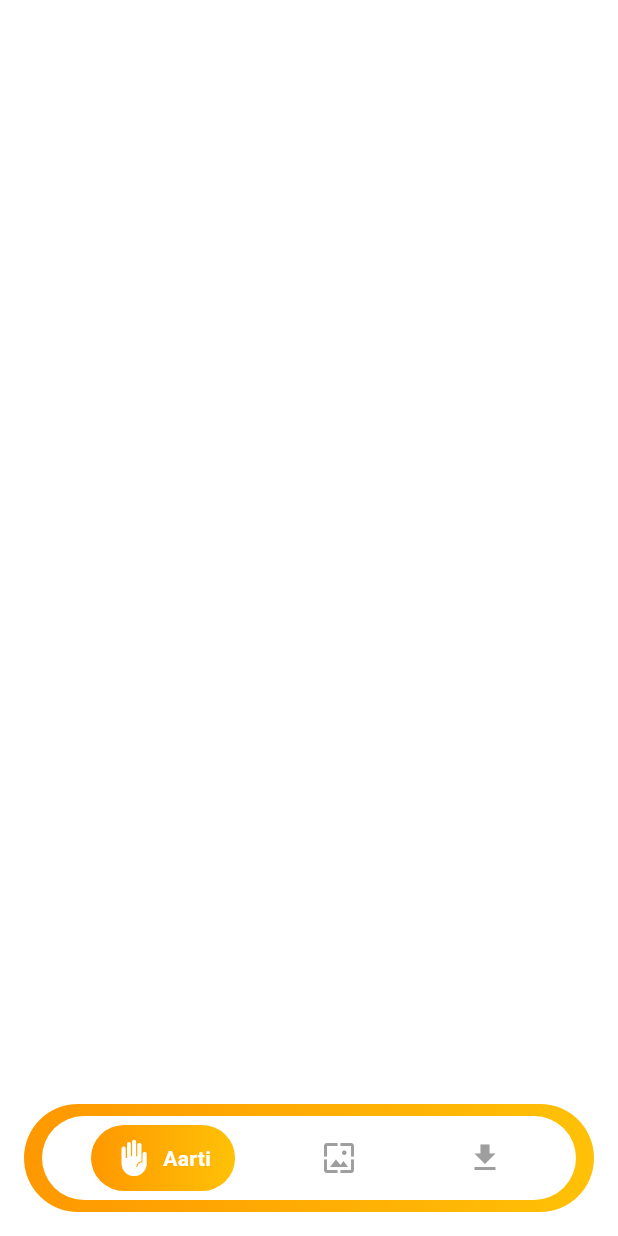
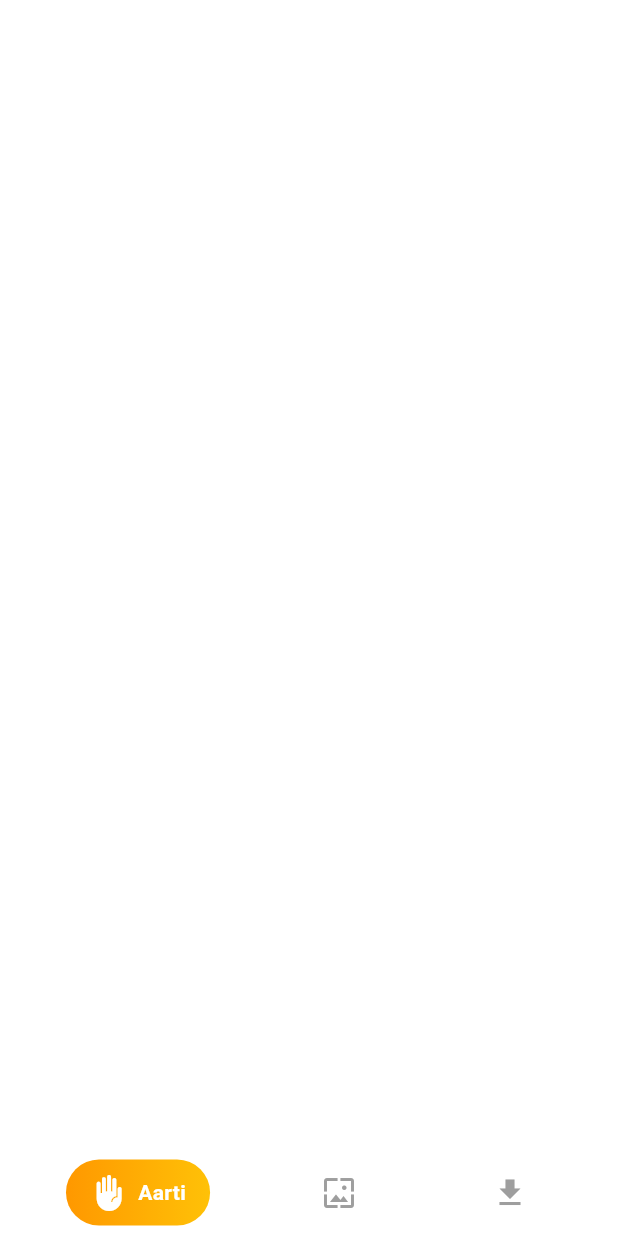
Before and after one commit to VCodes0/God-App, a Flutter app: the CustomBottomBar screen opened directly, on a phone screen of 412 x 824 dp. Run offline on Flutter 3.47's test engine with Material 3 defaults, Android fonts, the phone set to English and light mode, and no system bars; our stand-ins replace get.

Commit message:
CustomBottomBar

```diff
--- a/lib/view/home_screen.dart
+++ b/lib/view/home_screen.dart
@@ -1,3 +1,4 @@
+import 'package:aarati_app/widgets/custom_bottom_bar.dart';
 import 'package:flutter/material.dart';
 
 class HomeScreen extends StatelessWidget {
@@ -5,6 +6,9 @@ class HomeScreen extends StatelessWidget {
 
   @override
   Widget build(BuildContext context) {
-    return Scaffold();
+    return Scaffold(
+      floatingActionButtonLocation: FloatingActionButtonLocation.centerFloat,
+      floatingActionButton: CustomBottomBar(),
+    );
   }
 }
--- a/lib/widgets/custom_bottom_bar.dart
+++ b/lib/widgets/custom_bottom_bar.dart
@@ -24,23 +24,10 @@ class _CustomBottomBarState extends State<CustomBottomBar> {
       body: Stack(
         children: [
           IndexedStack(index: selectedIndex, children: screens),
-
           Align(
             alignment: Alignment.bottomCenter,
             child: Container(
-              margin: const EdgeInsets.all(16),
-              padding: const EdgeInsets.symmetric(horizontal: 12, vertical: 8),
-              decoration: BoxDecoration(
-                borderRadius: BorderRadius.circular(40),
-                gradient: const LinearGradient(
-                  colors: [Color(0xFFFF9800), Color(0xFFFFC107)],
-                ),
-              ),
-              child: Container(
-                padding: const EdgeInsets.symmetric(
-                  horizontal: 12,
-                  vertical: 6,
-                ),
+              padding: const EdgeInsets.symmetric(horizontal: 15, vertical: 7),
               decoration: BoxDecoration(
                 color: Colors.white,
                 borderRadius: BorderRadius.circular(40),
@@ -66,10 +53,7 @@ class _CustomBottomBarState extends State<CustomBottomBar> {
                       decoration: BoxDecoration(
                         gradient: isSelected
                             ? const LinearGradient(
-                                  colors: [
-                                    Color(0xFFFF9800),
-                                    Color(0xFFFFC107),
-                                  ],
+                                colors: [Color(0xFFFF9800), Color(0xFFFFC107)],
                               )
                             : null,
                         borderRadius: BorderRadius.circular(30),
@@ -99,7 +83,6 @@ class _CustomBottomBarState extends State<CustomBottomBar> {
               ),
             ),
           ),
-          ),
         ],
       ),
     );
```
Lines whose indentation alone changed are shown as unchanged.
